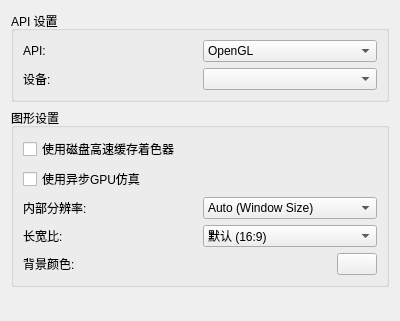
The window that src/yuzu/configuration/configure_graphics.ui (formylover/yuzu-early-access) describes before a commit, drawn with Qt 5.
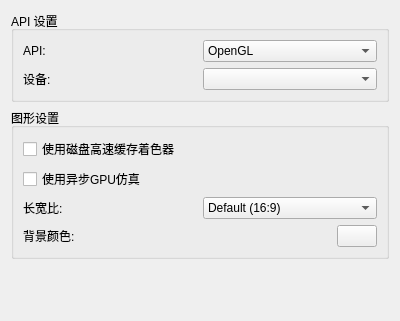
The same window after the commit.

The edit to the form file:
```diff
--- a/src/yuzu/configuration/configure_graphics.ui
+++ b/src/yuzu/configuration/configure_graphics.ui
@@ -84,46 +84,6 @@
           </property>
          </widget>
         </item>
-        <item>
-         <layout class="QHBoxLayout" name="horizontalLayout_2">
-          <item>
-           <widget class="QLabel" name="label">
-            <property name="text">
-             <string>内部分辨率:</string>
-            </property>
-           </widget>
-          </item>
-          <item>
-           <widget class="QComboBox" name="resolution_factor_combobox">
-            <item>
-             <property name="text">
-              <string>Auto (Window Size)</string>
-             </property>
-            </item>
-            <item>
-             <property name="text">
-              <string>Native (1280x720)</string>
-             </property>
-            </item>
-            <item>
-             <property name="text">
-              <string>2x Native (2560x1440)</string>
-             </property>
-            </item>
-            <item>
-             <property name="text">
-              <string>3x Native (3840x2160)</string>
-             </property>
-            </item>
-            <item>
-             <property name="text">
-              <string>4x Native (5120x2880)</string>
-             </property>
-            </item>
-           </widget>
-          </item>
-         </layout>
-        </item>
         <item>
          <layout class="QHBoxLayout" name="horizontalLayout_6">
           <item>
@@ -137,7 +97,7 @@
            <widget class="QComboBox" name="aspect_ratio_combobox">
             <item>
              <property name="text">
-              <string>默认 (16:9)</string>
+              <string>Default (16:9)</string>
              </property>
             </item>
             <item>
```
Left out of the diff: 2 changed lines with no effect on the pictures.
